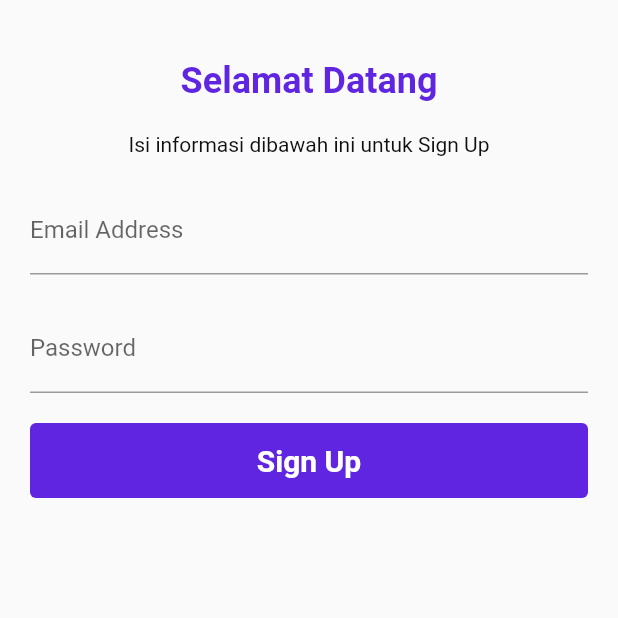
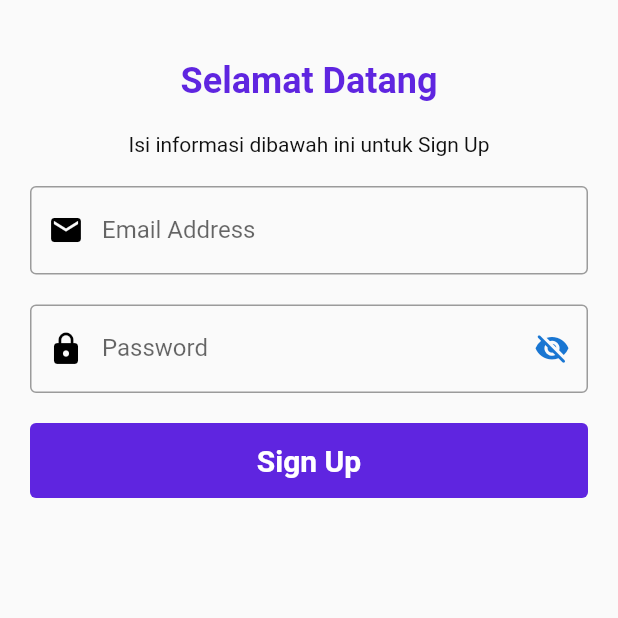
Before and after one commit to JoshInkiriwang/fisiohome, a Flutter app: the RegisterPage screen opened directly, after a tap on "Sign Up", on a phone screen of 412 x 824 dp, the top half of it. Run offline on Flutter 3.47's test engine with Material 2 defaults, Android fonts, the phone set to English and light mode, and no system bars; our stand-ins replace email_validator, firebase_auth, introduction_screen; accounts and stored records are empty.

Commit message:
New Update 29/09

```diff
--- a/lib/ActivityWidgets/HalamanRiwayat.dart
+++ b/lib/ActivityWidgets/HalamanRiwayat.dart
@@ -1,5 +1,5 @@
 import 'package:flutter/material.dart';
-import 'package:apps/ColorPalette.dart';
+import 'package:FisioHome/ColorPalette.dart';
 
 void main() {
   runApp(new MaterialApp(
--- a/lib/BottomNavBarWidgets/ActivityPage/HalamanActivity.dart
+++ b/lib/BottomNavBarWidgets/ActivityPage/HalamanActivity.dart
@@ -1,5 +1,5 @@
-import 'package:apps/BottomNavBarWidgets/ActivityPage/ActivityPageTextStyle.dart';
-import 'package:apps/ColorPalette.dart';
+import 'ActivityPageTextStyle.dart';
+import 'package:FisioHome/ColorPalette.dart';
 import 'package:flutter/material.dart';
 import '../../ActivityWidgets/HalamanVisit.dart';
 import '../../ActivityWidgets/HalamanPaket.dart';
--- a/lib/BottomNavBarWidgets/HomePage/HalamanHome.dart
+++ b/lib/BottomNavBarWidgets/HomePage/HalamanHome.dart
@@ -1,7 +1,7 @@
+import 'package:FisioHome/BottomNavBarWidgets/HomePage/FourButtons.dart';
+import 'package:FisioHome/BottomNavBarWidgets/HomePage/HomeButtonGroup.dart';
+import 'package:FisioHome/BottomNavBarWidgets/HomePage/SearchBar.dart';
 
-import 'package:apps/BottomNavBarWidgets/HomePage/FourButtons.dart';
-import 'package:apps/BottomNavBarWidgets/HomePage/HomeButtonGroup.dart';
-import 'package:apps/BottomNavBarWidgets/HomePage/SearchBar.dart';
 import 'package:flutter/material.dart';
 
 void main() {
--- a/lib/IntroLogoOnly.dart
+++ b/lib/IntroLogoOnly.dart
@@ -1,4 +1,4 @@
-import 'package:apps/OnBoarding/OnBoarding.dart';
+import 'package:FisioHome/OnBoarding/OnBoarding.dart';
 import 'package:flutter/material.dart';
 import 'dart:async';
 
--- a/lib/OnBoarding/OnBoarding.dart
+++ b/lib/OnBoarding/OnBoarding.dart
@@ -1,4 +1,4 @@
-import 'package:apps/Login/LoginPage.dart';
+import 'package:FisioHome/Login/LoginPage.dart';
 import 'OnBoardingStyle.dart';
 import 'package:flutter/material.dart';
 import 'Context.dart';
--- a/lib/Register/RegisterPage.dart
+++ b/lib/Register/RegisterPage.dart
@@ -1,3 +1,4 @@
+import 'package:email_validator/email_validator.dart';
 import 'package:flutter/material.dart';
 import 'RegisterStyle.dart';
 
@@ -6,6 +7,21 @@ class RegisterPage extends StatefulWidget {
 }
 
 class _RegisterPageState extends State<RegisterPage> {
+  bool _obsecureText = true;
+
+  String email = '';
+  String password = '';
+
+  TextEditingController emailController = TextEditingController();
+  TextEditingController pwdController = TextEditingController();
+
+  // Toggles the password show status
+  void _toggle() {
+    setState(() {
+      _obsecureText = !_obsecureText;
+    });
+  }
+
   @override
   Widget build(BuildContext context) {
     return Scaffold(
@@ -14,35 +30,88 @@ class _RegisterPageState extends State<RegisterPage> {
         child: Column(
           children: <Widget>[
             SizedBox(height: 20.0), // <= Spacing
+
             //Judul
             Text(
               'Selamat Datang',
               style: RegisterStyle.judul,
             ),
+
             SizedBox(height: 20.0), // <= Spacing
+
             //Deskripsi
             Text(
               'Isi informasi dibawah ini untuk Sign Up',
               style: RegisterStyle.deskripsi,
             ),
+
             SizedBox(height: 20.0),
+
             //FormField (Email)
             TextFormField(
-                keyboardType: TextInputType.emailAddress,
-                decoration: InputDecoration(labelText: "Email Address")),
+              controller: emailController,
+              keyboardType: TextInputType.emailAddress,
+              decoration: InputDecoration(
+                border: OutlineInputBorder(),
+                labelText: "Email Address",
+                prefixIcon: Icon(
+                  Icons.email,
+                  color: Colors.black,
+                ),
+              ),
+              onChanged: (value) {
+                email = value.toString().trim();
+              },
+              autovalidateMode: AutovalidateMode.onUserInteraction,
+              validator: (value) => EmailValidator.validate(value!) ? null : 'Please enter a valid email',
+            ),
+
             SizedBox(height: 20.0), // <= Spacing
+
             //FormField (Password)
             TextFormField(
-                obscureText: true,
-                decoration: InputDecoration(labelText: "Password")),
+              controller: pwdController,
+              obscureText: _obsecureText,
+              decoration: InputDecoration(
+                border: OutlineInputBorder(),
+                labelText: "Password",
+                hintText: "Enter your password",
+                prefixIcon: Icon(
+                    Icons.lock,
+                    color: Colors.black
+                ),
+                suffixIcon: IconButton(
+                  onPressed: _toggle,
+                  icon: Icon(
+                    _obsecureText
+                      ? Icons.visibility_off_rounded
+                      : Icons.visibility_rounded,
+                    color: Theme.of(context).primaryColorDark,
+                  )
+                ),
+              ),
+              autovalidateMode: AutovalidateMode.onUserInteraction,
+              validator: (value) {
+                if(value!.trim().isEmpty){
+                  return 'Please enter a password!';
+                }
+                if(value.trim().length < 8) {
+                  return 'Password must be at least 8 characters';
+                }
+                return null;
+              }
+            ),
+
             SizedBox(height: 20.0), // <= Spacing
-            //Button Login
+
+            //Button Sign Up
             SizedBox(
               height: 50,
               width: double.infinity,
               child: TextButton(
                 onPressed: () {
-                  print('Sign Up Pressed');
+                  print(emailController);
+                  print(pwdController);
                 },
                 child: Text(
                   'Sign Up',
@@ -53,7 +122,9 @@ class _RegisterPageState extends State<RegisterPage> {
                 ),
               ),
             ),
+
             SizedBox(height: 20.0),
+
           ],
         ),
       ),
--- a/pubspec.yaml
+++ b/pubspec.yaml
@@ -1,5 +1,5 @@
-name: apps
-description: A new Flutter project.
+name: FisioHome
+description: A new Fisioterapi Apps.
 
 # The following line prevents the package from being accidentally published to
 # pub.dev using `pub publish`. This is preferred for private packages.
@@ -29,7 +29,7 @@ dependencies:
   # Use with the CupertinoIcons class for iOS style icons.
   cupertino_icons: ^1.0.2
   introduction_screen: ^2.1.0
-  firebase_auth: ^3.1.0
+  firebase_auth: ^3.1.1
   firebase_core: ^1.6.0
   email_validator: ^2.0.1
 
```
Also changed, not shown: lib/BottomNavBarWidgets/HomePage/FourButtons.dart (+4 -4 lines), lib/Login/LoginPage.dart (+15 -4 lines), pubspec.lock, 2 other files.
